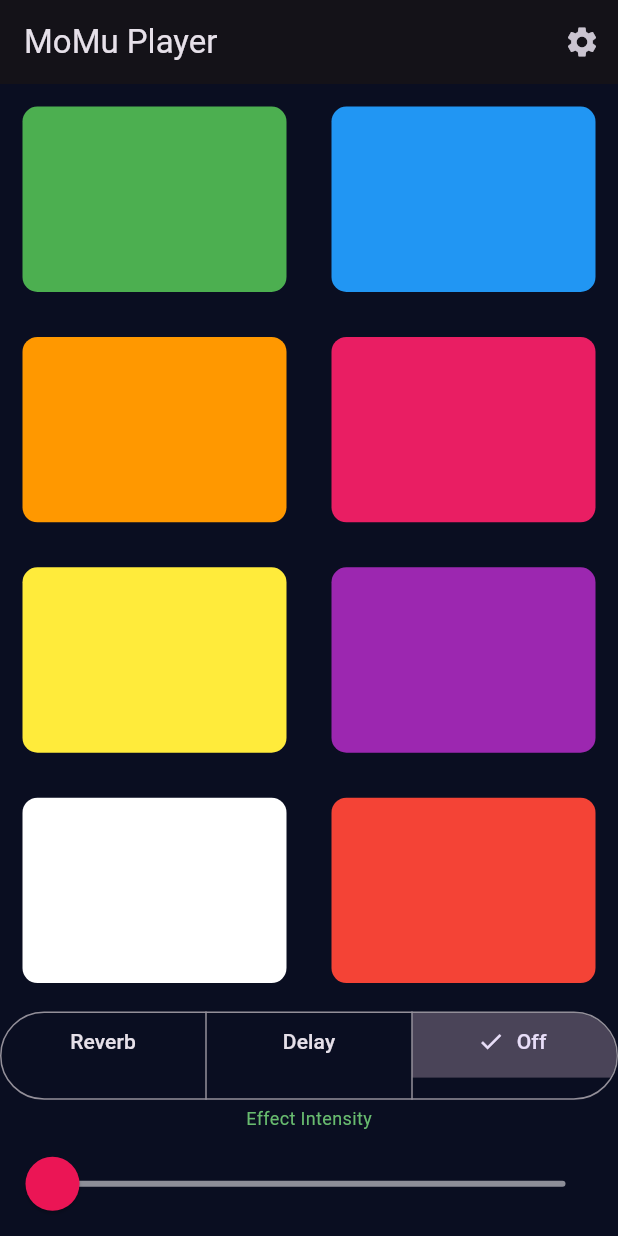
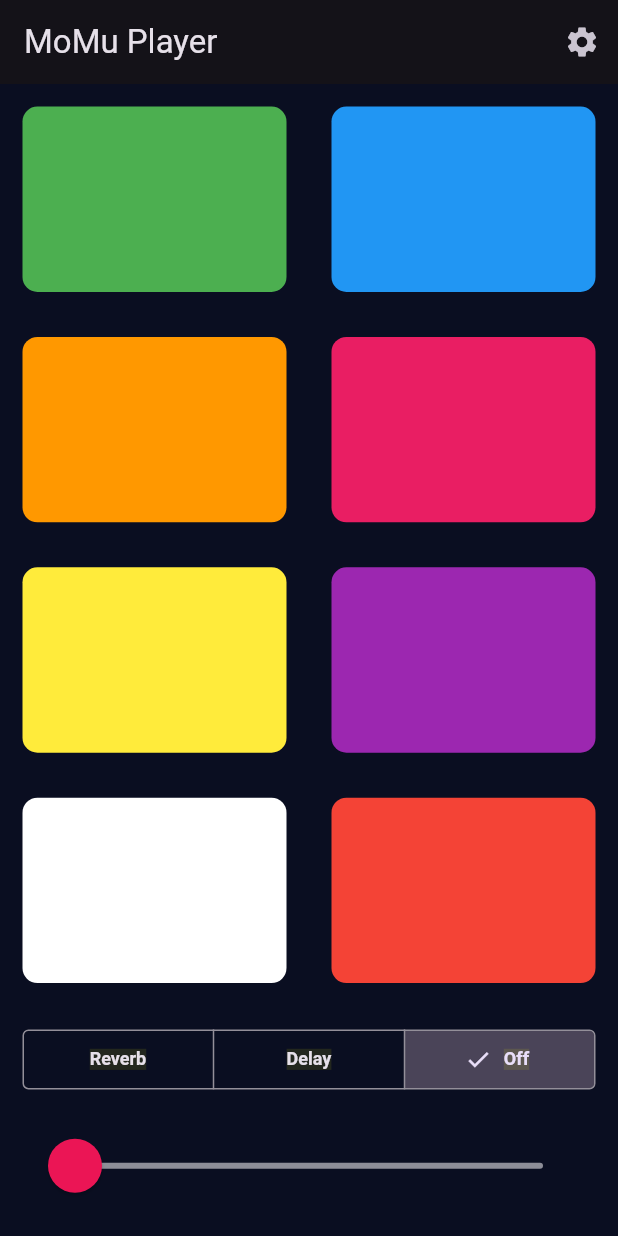
Before and after one commit to Karimbou/MoMuPlayer, a Flutter app: the screen it shows after launch, on a phone screen of 412 x 824 dp. Run offline on Flutter 3.47's test engine with Material 3 defaults, Android fonts, the phone set to English and light mode, and no system bars; missing offline and left inert: flutter_soloud.

Commit message:
Fixed the layout glitches at the desk page

```diff
--- a/momu_player/lib/screens/desk_page.dart
+++ b/momu_player/lib/screens/desk_page.dart
@@ -86,18 +86,25 @@ class _DeskPageState extends State<DeskPage> {
   // Builds the filter control section UI
   Widget _buildFilterSection() {
     return Expanded(
+      child: Padding(
+        padding: const EdgeInsets.only(left: 15.0, right: 15.0),
         child: Column(
-        crossAxisAlignment: CrossAxisAlignment.stretch,
-        mainAxisAlignment: MainAxisAlignment.spaceBetween,
+          mainAxisAlignment: MainAxisAlignment.spaceEvenly,
+          children: [
+            Row(
               children: [
                 Expanded(
                   child: _buildFilterButtons(),
                 ),
+              ],
+            ),
+            Row(
+              children: [
                 Expanded(child: _buildEffectSlider()),
-          const SizedBox(
-            height: 20.0,
+              ],
             ),
           ],
+        ),
       ),
     );
   }
@@ -106,8 +113,22 @@ class _DeskPageState extends State<DeskPage> {
   Widget _buildFilterButtons() {
     return SegmentedButtonTheme(
       data: SegmentedButtonTheme.of(context).copyWith(
-        style: const ButtonStyle(
-          alignment: Alignment.center,
+        style: const ButtonStyle().copyWith(
+          textStyle: WidgetStatePropertyAll(
+            TextStyle(
+              backgroundColor: Colors.yellowAccent.withOpacity(0.1),
+              fontSize: 12,
+              fontWeight: FontWeight.bold,
+            ),
+          ),
+          shape: WidgetStatePropertyAll<RoundedRectangleBorder>(
+            RoundedRectangleBorder(
+              borderRadius: BorderRadius.circular(4.0),
+            ),
+          ),
+          overlayColor: WidgetStatePropertyAll(
+            Colors.greenAccent.withOpacity(0.2),
+          ),
         ),
       ),
       child: SegmentedButton<Filter>(
@@ -145,10 +166,6 @@ class _DeskPageState extends State<DeskPage> {
       ),
       child: Column(
         children: [
-          const Text(
-            'Effect Intensity',
-            style: kSliderTextStyle,
-          ),
           Slider(
             value: wetValue,
             min: 0.1,
```
Lines whose indentation alone changed are shown as unchanged.
